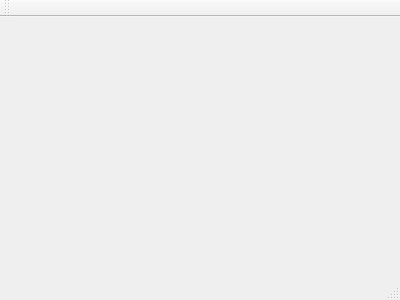
First picture: the form in taller.ui, repository Jose-Cisneros/TallerCTRL, before the edit.
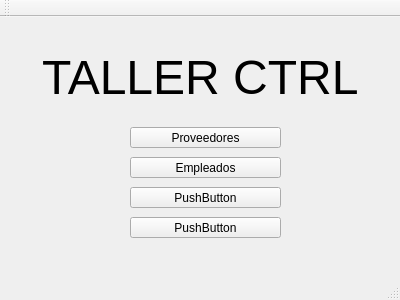
Second picture: the form after the edit.

What changed in the file:
```diff
--- a/taller.ui
+++ b/taller.ui
@@ -12,13 +12,105 @@
   <property name="windowTitle" >
    <string>Taller</string>
   </property>
-  <widget class="QMenuBar" name="menuBar" />
-  <widget class="QToolBar" name="mainToolBar" />
-  <widget class="QWidget" name="centralWidget" />
-  <widget class="QStatusBar" name="statusBar" />
+  <widget class="QWidget" name="centralWidget">
+   <widget class="QPushButton" name="pushButton">
+    <property name="geometry">
+     <rect>
+      <x>130</x>
+      <y>110</y>
+      <width>151</width>
+      <height>21</height>
+     </rect>
+    </property>
+    <property name="text">
+     <string>Proveedores</string>
+    </property>
+   </widget>
+   <widget class="QPushButton" name="pushButton_2">
+    <property name="geometry">
+     <rect>
+      <x>130</x>
+      <y>140</y>
+      <width>151</width>
+      <height>21</height>
+     </rect>
+    </property>
+    <property name="text">
+     <string>Empleados</string>
+    </property>
+   </widget>
+   <widget class="QPushButton" name="pushButton_3">
+    <property name="geometry">
+     <rect>
+      <x>130</x>
+      <y>170</y>
+      <width>151</width>
+      <height>21</height>
+     </rect>
+    </property>
+    <property name="text">
+     <string>PushButton</string>
+    </property>
+   </widget>
+   <widget class="QPushButton" name="pushButton_4">
+    <property name="geometry">
+     <rect>
+      <x>130</x>
+      <y>200</y>
+      <width>151</width>
+      <height>21</height>
+     </rect>
+    </property>
+    <property name="text">
+     <string>PushButton</string>
+    </property>
+   </widget>
+   <widget class="QLabel" name="label">
+    <property name="geometry">
+     <rect>
+      <x>40</x>
+      <y>20</y>
+      <width>321</width>
+      <height>81</height>
+     </rect>
+    </property>
+    <property name="font">
+     <font>
+      <pointsize>36</pointsize>
+     </font>
+    </property>
+    <property name="text">
+     <string>TALLER CTRL</string>
+    </property>
+    <property name="margin">
+     <number>11</number>
+    </property>
+    <property name="indent">
+     <number>2</number>
+    </property>
+   </widget>
+  </widget>
+  <widget class="QMenuBar" name="menuBar">
+   <property name="geometry">
+    <rect>
+     <x>0</x>
+     <y>0</y>
+     <width>400</width>
+     <height>20</height>
+    </rect>
+   </property>
+  </widget>
+  <widget class="QToolBar" name="mainToolBar">
+   <attribute name="toolBarArea">
+    <enum>TopToolBarArea</enum>
+   </attribute>
+   <attribute name="toolBarBreak">
+    <bool>false</bool>
+   </attribute>
+  </widget>
+  <widget class="QStatusBar" name="statusBar"/>
  </widget>
- <layoutDefault spacing="6" margin="11" />
- <pixmapfunction></pixmapfunction>
+ <layoutdefault spacing="6" margin="11"/>
  <resources/>
  <connections/>
 </ui>
```
Left out of the diff: 7 changed lines with no effect on the pictures.
